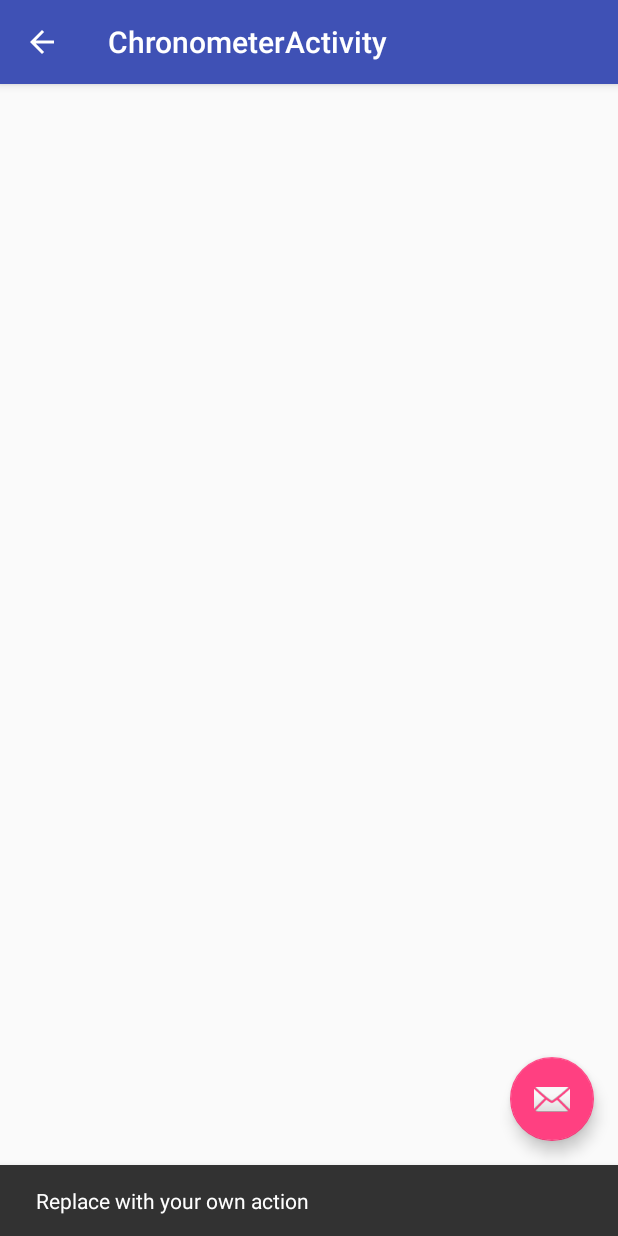
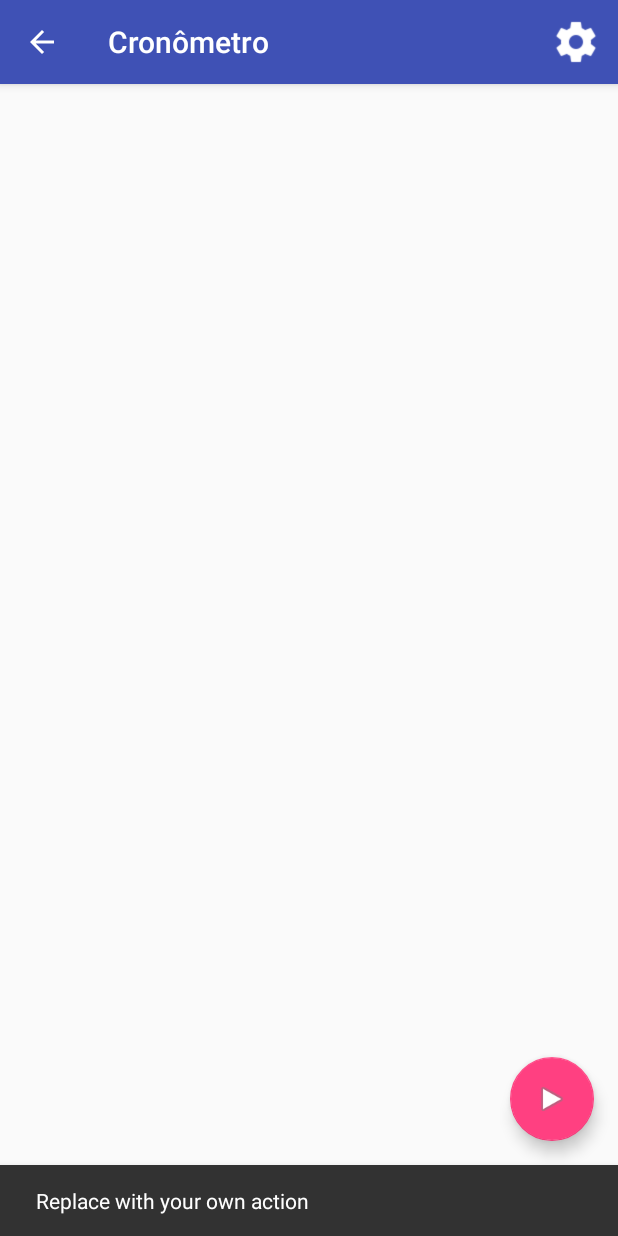
Before and after one commit to rafaelperatello/Projeto-Gestor-de-Jogos, an Android app: the ChronometerActivity screen opened directly, with no data from a screen before it, after a tap on an icon or button, on a phone screen of 412 x 824 dp. Run offline under Robolectric (Android 15) with nearby library versions, the phone set to English and light mode, and no system bars.

Commit message:
adjustments in chronometer activity

```diff
--- a/app/src/main/AndroidManifest.xml
+++ b/app/src/main/AndroidManifest.xml
@@ -55,7 +55,7 @@
         </activity>
         <activity
             android:name=".ChronometerActivity"
-            android:label="@string/title_activity_chronometer"
+            android:label="@string/chronometer_activity_name"
             android:parentActivityName=".activity.MainActivity"
             android:theme="@style/AppTheme.NoActionBar" >
             <meta-data
--- a/app/src/main/java/br/edu/ifspsaocarlos/sdm/projetogestordejogos/ChronometerActivity.java
+++ b/app/src/main/java/br/edu/ifspsaocarlos/sdm/projetogestordejogos/ChronometerActivity.java
@@ -1,11 +1,18 @@
 package br.edu.ifspsaocarlos.sdm.projetogestordejogos;
 
+import android.graphics.Color;
+import android.graphics.PorterDuff;
+import android.graphics.drawable.Drawable;
 import android.os.Bundle;
 import android.support.design.widget.FloatingActionButton;
 import android.support.design.widget.Snackbar;
 import android.support.v7.app.AppCompatActivity;
 import android.support.v7.widget.Toolbar;
+import android.view.Menu;
+import android.view.MenuInflater;
+import android.view.MenuItem;
 import android.view.View;
+import android.widget.Toast;
 
 public class ChronometerActivity extends AppCompatActivity {
 
@@ -27,4 +34,37 @@ public class ChronometerActivity extends AppCompatActivity {
         getSupportActionBar().setDisplayHomeAsUpEnabled(true);
     }
 
+    @Override
+    public boolean onCreateOptionsMenu(Menu menu) {
+        MenuInflater inflater = getMenuInflater();
+        inflater.inflate(R.menu.chronometer_activity_bar, menu);
+
+        setMenuColor(menu.findItem(R.id.action_setting).getIcon());
+
+        return super.onCreateOptionsMenu(menu);
+    }
+
+    private void setMenuColor(Drawable d){
+        if (d != null) {
+            d.mutate();
+            d.setColorFilter(Color.WHITE, PorterDuff.Mode.SRC_ATOP);
+        }
+    }
+
+    @Override
+    public boolean onOptionsItemSelected(MenuItem item) {
+        switch (item.getItemId()) {
+            case android.R.id.home:
+                super.onBackPressed();
+                return true;
+
+            case R.id.action_setting:
+                Toast.makeText(this, "Settings", Toast.LENGTH_SHORT).show();
+                break;
+            default:
+                break;
+        }
+
+        return true;
+    }
 }
--- a/app/src/main/java/br/edu/ifspsaocarlos/sdm/projetogestordejogos/activity/MainActivity.java
+++ b/app/src/main/java/br/edu/ifspsaocarlos/sdm/projetogestordejogos/activity/MainActivity.java
@@ -12,6 +12,7 @@ import android.widget.Button;
 import android.widget.ImageButton;
 import android.widget.Toast;
 
+import br.edu.ifspsaocarlos.sdm.projetogestordejogos.ChronometerActivity;
 import br.edu.ifspsaocarlos.sdm.projetogestordejogos.R;
 
 public class MainActivity extends AppCompatActivity {
@@ -75,7 +76,8 @@ public class MainActivity extends AppCompatActivity {
     private View.OnClickListener btChronometerOnClickListener = new View.OnClickListener() {
         @Override
         public void onClick(View v) {
-            Toast.makeText(MainActivity.this, "Chronometer", Toast.LENGTH_LONG).show();
+            Intent intentChronometer = new Intent(MainActivity.this, ChronometerActivity.class);
+            startActivity(intentChronometer);
         }
     };
 }
--- a/app/src/main/res/layout/activity_chronometer.xml
+++ b/app/src/main/res/layout/activity_chronometer.xml
@@ -15,11 +15,22 @@
 
     </android.support.design.widget.AppBarLayout>
 
-    <include layout="@layout/content_chronometer" />
+    <RelativeLayout xmlns:android="http://schemas.android.com/apk/res/android"
+        xmlns:tools="http://schemas.android.com/tools"
+        xmlns:app="http://schemas.android.com/apk/res-auto" android:layout_width="match_parent"
+        android:layout_height="match_parent" android:paddingLeft="@dimen/activity_horizontal_margin"
+        android:paddingRight="@dimen/activity_horizontal_margin"
+        android:paddingTop="@dimen/activity_vertical_margin"
+        android:paddingBottom="@dimen/activity_vertical_margin"
+        app:layout_behavior="@string/appbar_scrolling_view_behavior"
+        tools:showIn="@layout/activity_chronometer"
+        tools:context="br.edu.ifspsaocarlos.sdm.projetogestordejogos.ChronometerActivity">
+
+    </RelativeLayout>
 
     <android.support.design.widget.FloatingActionButton android:id="@+id/fab"
         android:layout_width="wrap_content" android:layout_height="wrap_content"
         android:layout_gravity="bottom|end" android:layout_margin="@dimen/fab_margin"
-        android:src="@android:drawable/ic_dialog_email" />
+        android:src="@android:drawable/ic_media_play" />
 
 </android.support.design.widget.CoordinatorLayout>
--- a/app/src/main/res/layout/content_chronometer.xml
+++ /dev/null
@@ -1,13 +0,0 @@
-<?xml version="1.0" encoding="utf-8"?>
-<RelativeLayout xmlns:android="http://schemas.android.com/apk/res/android"
-    xmlns:tools="http://schemas.android.com/tools"
-    xmlns:app="http://schemas.android.com/apk/res-auto" android:layout_width="match_parent"
-    android:layout_height="match_parent" android:paddingLeft="@dimen/activity_horizontal_margin"
-    android:paddingRight="@dimen/activity_horizontal_margin"
-    android:paddingTop="@dimen/activity_vertical_margin"
-    android:paddingBottom="@dimen/activity_vertical_margin"
-    app:layout_behavior="@string/appbar_scrolling_view_behavior"
-    tools:showIn="@layout/activity_chronometer"
-    tools:context="br.edu.ifspsaocarlos.sdm.projetogestordejogos.ChronometerActivity">
-
-</RelativeLayout>
--- /dev/null
+++ b/app/src/main/res/menu/chronometer_activity_bar.xml
@@ -0,0 +1,9 @@
+<menu xmlns:android="http://schemas.android.com/apk/res/android"
+    xmlns:app="http://schemas.android.com/apk/res-auto">
+
+    <item android:id="@+id/action_setting"
+        android:icon="@drawable/ic_settings"
+        android:title="@string/action_settings"
+        app:showAsAction="always" />
+
+</menu>
--- a/app/src/main/res/menu/roulette_activity_bar.xml
+++ b/app/src/main/res/menu/roulette_activity_bar.xml
@@ -3,7 +3,7 @@
 
     <item android:id="@+id/action_setting"
         android:icon="@drawable/ic_settings"
-        android:title="@string/action_add"
+        android:title="@string/action_settings"
         app:showAsAction="always" />
 
 </menu>
--- a/app/src/main/res/values/strings.xml
+++ b/app/src/main/res/values/strings.xml
@@ -4,10 +4,12 @@
     <string name="dice_activity_name">Dados</string>
     <string name="roulette_activity_name">Roleta</string>
     <string name="chess_activity_name">Xadrez</string>
+    <string name="chronometer_activity_name">Cronômetro</string>
 
     <string name="action_play">Iniciar</string>
     <string name="action_add">Adicionar</string>
     <string name="action_remove">Remover</string>
-    <string name="title_activity_chronometer">ChronometerActivity</string>
+    <string name="action_settings">Configurar</string>
+
 
 </resources>
```
